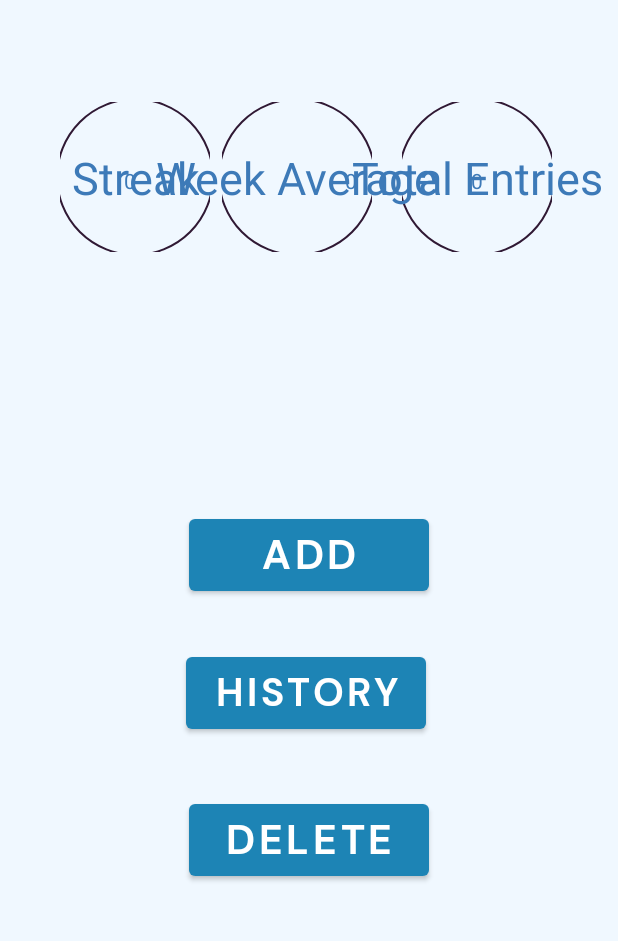
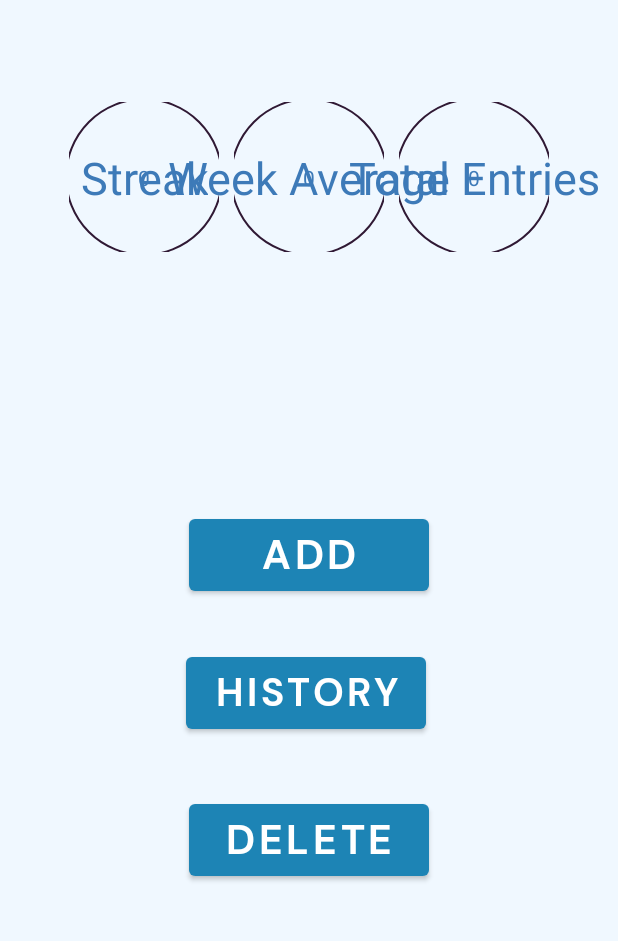
Before and after one commit to henry0225/Day_Rater, an Android app: the screen it shows after launch (MainActivity), on a phone screen of 412 x 824 dp, the part 282-1223 px from its top. Run offline under Robolectric (Android 15) with nearby library versions, the phone set to English and light mode, and no system bars.

Commit message:
centered text on circles

```diff
--- a/app/src/main/res/layout/activity_main.xml
+++ b/app/src/main/res/layout/activity_main.xml
@@ -7,13 +7,16 @@
     tools:context=".MainActivity">
 
     <ImageView
-        android:id="@+id/imageView"
+        android:id="@+id/imageView4"
         android:layout_width="wrap_content"
         android:layout_height="wrap_content"
-        android:layout_marginTop="68dp"
-        android:layout_marginEnd="20dp"
-        app:layout_constraintEnd_toStartOf="@+id/imageView4"
-        app:layout_constraintTop_toBottomOf="@+id/textDayRater"
+        android:layout_marginStart="10dp"
+        android:layout_marginEnd="75dp"
+        android:gravity="center"
+        app:layout_constraintEnd_toEndOf="parent"
+        app:layout_constraintHorizontal_bias="0.0"
+        app:layout_constraintStart_toEndOf="@+id/imageView"
+        app:layout_constraintTop_toTopOf="@+id/imageView"
         app:srcCompat="@drawable/transparent_circle" />
 
     <TextView
@@ -25,40 +28,15 @@
         app:layout_constraintBottom_toBottomOf="@+id/imageView4"
         app:layout_constraintEnd_toEndOf="@+id/imageView4"
         app:layout_constraintStart_toStartOf="@+id/imageView4"
-        app:layout_constraintTop_toTopOf="@+id/imageView4"
-        app:layout_constraintVertical_bias="0.53" />
-
-    <TextView
-        android:id="@+id/weekAverageText"
-        android:layout_width="wrap_content"
-        android:layout_height="wrap_content"
-        android:layout_marginEnd="10dp"
-        android:gravity="center"
-        android:text="Week Average"
-        app:layout_constraintBottom_toBottomOf="@+id/imageView"
-        app:layout_constraintEnd_toEndOf="@+id/imageView"
-        app:layout_constraintHorizontal_bias="1.0"
-        app:layout_constraintStart_toStartOf="@+id/imageView"
-        app:layout_constraintTop_toTopOf="@+id/imageView"
-        app:layout_constraintVertical_bias="0.53" />
+        app:layout_constraintTop_toTopOf="@+id/imageView4" />
 
     <ImageView
-        android:id="@+id/imageView4"
+        android:id="@+id/imageView"
         android:layout_width="wrap_content"
         android:layout_height="wrap_content"
         android:layout_marginTop="68dp"
-        android:layout_marginEnd="44dp"
         app:layout_constraintEnd_toEndOf="parent"
-        app:layout_constraintTop_toBottomOf="@+id/textDayRater"
-        app:srcCompat="@drawable/transparent_circle" />
-
-    <ImageView
-        android:id="@+id/imageView2"
-        android:layout_width="wrap_content"
-        android:layout_height="wrap_content"
-        android:layout_marginTop="68dp"
-        android:layout_marginEnd="8dp"
-        app:layout_constraintEnd_toStartOf="@+id/imageView"
+        app:layout_constraintStart_toStartOf="parent"
         app:layout_constraintTop_toBottomOf="@+id/textDayRater"
         app:srcCompat="@drawable/transparent_circle" />
 
@@ -70,10 +48,31 @@
         android:text="Streak"
         app:layout_constraintBottom_toBottomOf="@+id/imageView2"
         app:layout_constraintEnd_toEndOf="@+id/imageView2"
-        app:layout_constraintHorizontal_bias="0.466"
         app:layout_constraintStart_toStartOf="@+id/imageView2"
-        app:layout_constraintTop_toTopOf="@+id/imageView2"
-        app:layout_constraintVertical_bias="0.53" />
+        app:layout_constraintTop_toTopOf="@+id/imageView2" />
+
+    <TextView
+        android:id="@+id/weekAverageText"
+        android:layout_width="wrap_content"
+        android:layout_height="wrap_content"
+        android:gravity="center"
+        android:text="Week Average"
+        app:layout_constraintBottom_toBottomOf="@+id/imageView"
+        app:layout_constraintEnd_toEndOf="@+id/imageView"
+        app:layout_constraintStart_toStartOf="@+id/imageView"
+        app:layout_constraintTop_toTopOf="@+id/imageView" />
+
+    <ImageView
+        android:id="@+id/imageView2"
+        android:layout_width="wrap_content"
+        android:layout_height="wrap_content"
+        android:layout_marginStart="75dp"
+        android:layout_marginEnd="10dp"
+        app:layout_constraintEnd_toStartOf="@+id/imageView"
+        app:layout_constraintHorizontal_bias="1.0"
+        app:layout_constraintStart_toStartOf="parent"
+        app:layout_constraintTop_toTopOf="@+id/imageView"
+        app:srcCompat="@drawable/transparent_circle" />
 
     <TextView
         android:id="@+id/textDayRater"
```
